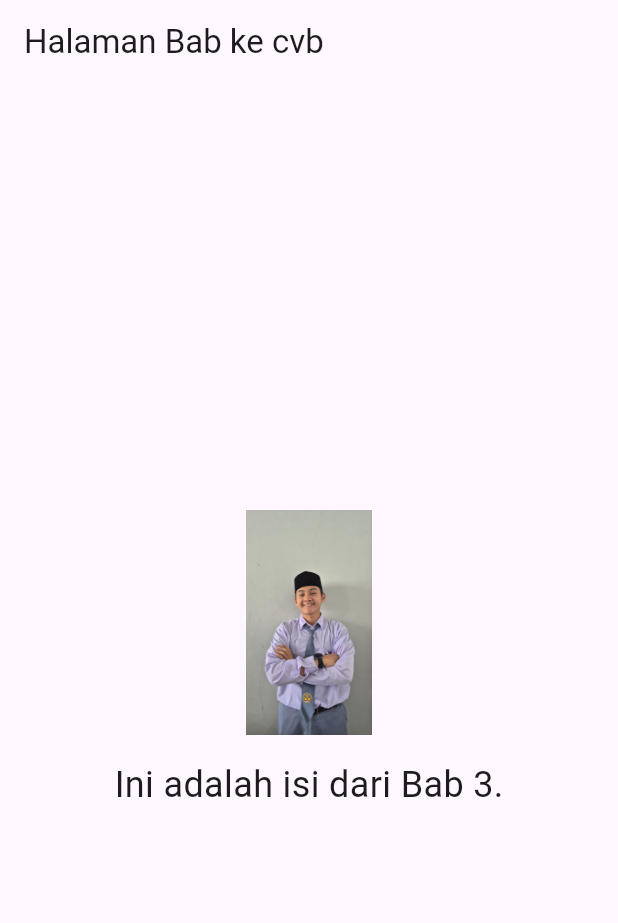
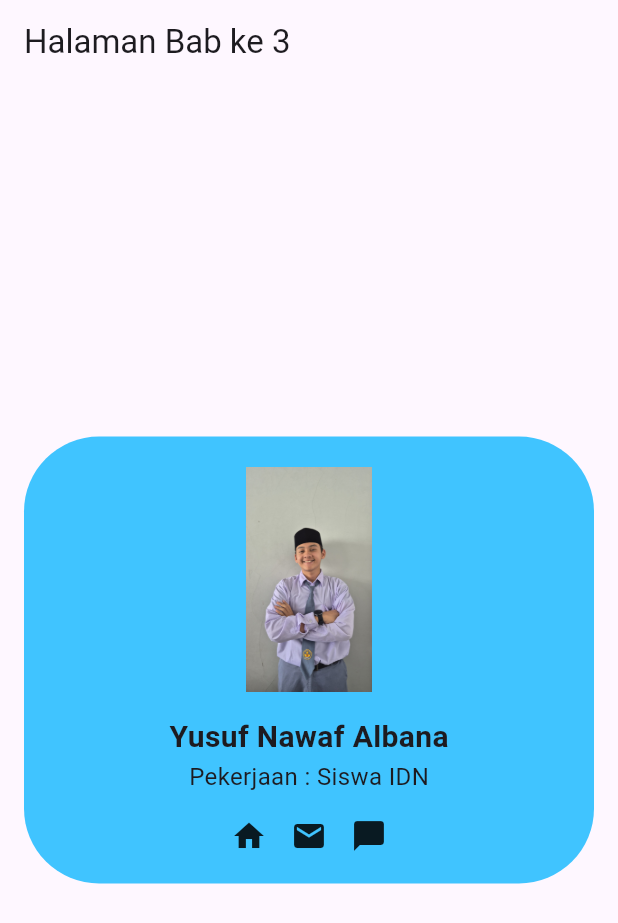
Before and after one commit to YusufxAlbana/Flutter, a Flutter app: the screen it shows after launch, on a phone screen of 412 x 824 dp. Shown: the top 923 px of the screen. Run offline on Flutter 3.47's test engine with Material 3 defaults, Android fonts, the phone set to English and light mode, and no system bars.

Commit message:
perubahan 3

```diff
--- a/lib/main.dart
+++ b/lib/main.dart
@@ -2,7 +2,7 @@
 import 'pages/bab_3.dart';
 import 'package:flutter/material.dart';
 import 'pages/bab_2.dart';
-import '';
+import 'pages/bab_4.dart';
 
 
 void main() {
@@ -19,6 +19,7 @@ class MyApp extends StatelessWidget {
       routes: {
         'Bab2': (context) => const Bab2(),
         'Bab3': (context) => const Bab3(),
+        'Bab4': (context) => const Bab4(),
       },
     );
   }
--- a/lib/pages/bab_3.dart
+++ b/lib/pages/bab_3.dart
@@ -1,7 +1,5 @@
-// bab_2.dart
 import 'package:flutter/material.dart';
 
-// Widget ini akan menjadi halaman "Bab 2"
 class Bab3 extends StatelessWidget {
   const Bab3({super.key});
 
@@ -9,23 +7,49 @@ class Bab3 extends StatelessWidget {
   Widget build(BuildContext context) {
     return Scaffold(
       appBar: AppBar(
-        title: const Text('Halaman Bab ke cvb'),
+        title: const Text('Halaman Bab ke 3'),
       ),
       body: Center(
+        child: Container(
+          padding: const EdgeInsets.all(20), // Padding di semua sisi
+          margin: const EdgeInsets.all(16), // tambahin margin biar nggak nempel tepi layar
+          decoration: BoxDecoration(
+            color: Colors.lightBlueAccent,
+            borderRadius: BorderRadius.circular(50), // Sudut membulat
+          ),
           child: Column(
+            mainAxisSize: MainAxisSize.min, // Supaya container ikut ukuran isi
             mainAxisAlignment: MainAxisAlignment.center,
+            crossAxisAlignment: CrossAxisAlignment.center,
             children: [
               Image.asset(
                 'assets/images/hai.jpg',
-           width: 150, // atur ukuran sesuai kebutuhan
+                width: 150,
                 height: 150,
+
               ),
               const SizedBox(height: 16),
               const Text(
-           'Ini adalah isi dari Bab 3.',
-           style: TextStyle(fontSize: 24),
+                'Yusuf Nawaf Albana',
+                style: TextStyle(fontSize: 20, fontWeight: FontWeight.bold),
+              ),
+              const Text(
+                'Pekerjaan : Siswa IDN',
+                style: TextStyle(fontSize: 16),
+              ),
+              const SizedBox(height: 16),
+              Row(
+                mainAxisAlignment: MainAxisAlignment.center,
+                children: const [
+                  Icon(Icons.home),
+                  SizedBox(width: 16),
+                  Icon(Icons.email),
+                  SizedBox(width: 16),
+                  Icon(Icons.chat_bubble),
+                ],
               ),
             ],
+          ),
         ),
       ),
     );
--- /dev/null
+++ b/lib/pages/bab_4.dart
@@ -0,0 +1,64 @@
+import 'package:flutter/material.dart';
+
+/*
+1. Buatlah sebuah proyek Flutter baru bernama my_profile_card.
+2. Desain sebuah kartu profil sederhana yang menampilkan:
+a. Foto profil (gunakan Image.network dari URL atau Image.asset jika
+Anda punya gambar lokal).
+b. Nama lengkap Anda (Text).
+c. Profesi/Pekerjaan Anda (Text).
+d. Tiga ikon media sosial (Icon) yang disusun secara horizontal (Row).
+3. Gunakan Column untuk menyusun elemen-elemen ini secara vertikal.
+4. Gunakan Container atau Card untuk membungkus seluruh kartu profil Anda,
+berikan warna latar belakang dan sedikit padding.
+5. Pastikan semua elemen terletak di tengah layar menggunakan Center
+widget.
+6. Eksplorasi penggunaan SizedBox untuk memberikan jarak antar widget jika
+diperlukan.
+7. Jalankan aplikasi Anda di emulator atau perangkat fisik, lalu buka Flutter
+DevTools dan gunakan Widget Inspector untuk melihat struktur widget yang
+telah Anda buat
+*/
+
+class Bab4 extends StatelessWidget {
+  const Bab4({super.key});
+
+  @override
+  Widget build(BuildContext context) {
+    return Scaffold(
+      appBar: AppBar(
+        title: const Text('Halaman Bab ke cvb'),
+      ),
+       body: Center(
+     child: Column(
+       mainAxisAlignment: MainAxisAlignment.center,
+       children: [
+         Image.asset(
+           'assets/images/hai.jpg',
+           width: 150, // atur ukuran sesuai kebutuhan
+           height: 150,
+         ),
+         const SizedBox(height: 16),
+         Column(
+          mainAxisAlignment: MainAxisAlignment.center, // Penataan vertikal
+          crossAxisAlignment: CrossAxisAlignment.center, // Penataan horizontal (alignment)
+          children: const [ // Daftar widget anak-anak
+          Text('Yusuf Nawaf Albana'),
+          Text('Pekerjaan : Siswa IDN'),
+         ],
+        ),
+                Column(
+          mainAxisAlignment: MainAxisAlignment.spaceEvenly, // Penataan vertikal
+          children: const [
+            Icon(Icons.home),
+            Icon(Icons.settings),
+            Icon(Icons.person),
+          ],
+        )
+
+       ],
+     ),
+   ),
+  );
+ }
+}
```
Lines whose indentation alone changed are shown as unchanged.
